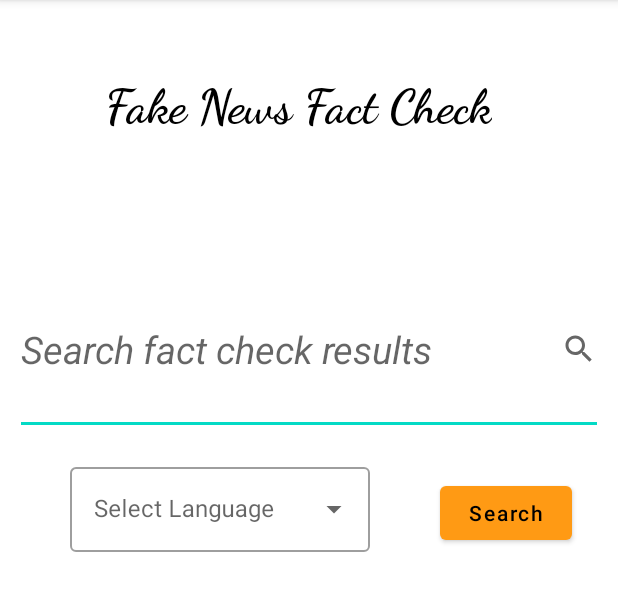
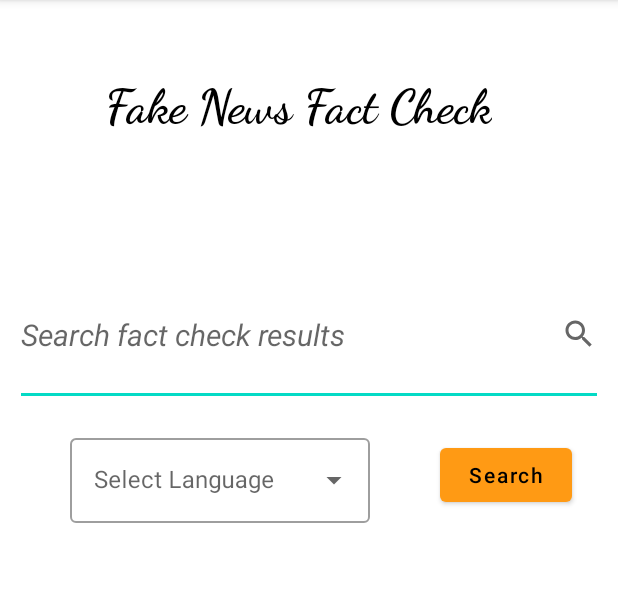
Before and after one commit to Deadman407/Fact-O-Pedia, an Android app: the screen it shows after launch (MainActivity), on a phone screen of 412 x 824 dp, the part 84-695 px from its top. Run offline under Robolectric (Android 15) with nearby library versions, the light colour scheme and no system bars.

Commit message:
Finalized Fact-O-Pedia 1.0

```diff
--- a/app/src/main/res/layout/activity_factcheck_request.xml
+++ b/app/src/main/res/layout/activity_factcheck_request.xml
@@ -49,8 +49,7 @@
                 android:layout_gravity="center_horizontal"
                 android:backgroundTint="@color/btncolor"
                 android:text="Request a FactCheck\nvia Email"
-                android:textAllCaps="false"
-                android:textStyle="italic" />
+                android:textAllCaps="false" />
 
         </LinearLayout>
     </ScrollView>
--- a/app/src/main/res/layout/activity_main.xml
+++ b/app/src/main/res/layout/activity_main.xml
@@ -42,7 +42,7 @@
         android:maxLines="5"
         android:minLines="3"
         android:scrollbars="vertical"
-        android:textSize="25sp"
+        android:textSize="20sp"
         android:textStyle="italic"
         app:layout_constraintEnd_toEndOf="parent"
         app:layout_constraintHorizontal_bias="1.0"
@@ -55,7 +55,7 @@
         android:layout_width="200dp"
         android:layout_height="wrap_content"
         android:layout_margin="16dp"
-        android:layout_marginTop="26dp"
+        android:layout_marginTop="20dp"
         android:hint="Select Language"
         app:layout_constraintEnd_toStartOf="@+id/button"
         app:layout_constraintStart_toStartOf="parent"
@@ -72,7 +72,7 @@
         android:id="@+id/button"
         android:layout_width="wrap_content"
         android:layout_height="wrap_content"
-        android:layout_marginTop="28dp"
+        android:layout_marginTop="22dp"
         android:onClick="search"
         android:text="Search"
         android:textAllCaps="false"
--- a/app/src/main/res/layout/fact_list_items.xml
+++ b/app/src/main/res/layout/fact_list_items.xml
@@ -94,9 +94,10 @@
 
         <androidx.cardview.widget.CardView
             android:id="@+id/click"
-            android:layout_width="match_parent"
+            android:layout_width="250dp"
             android:layout_height="45dp"
             android:layout_margin="8dp"
+            android:layout_gravity="center_horizontal"
             app:cardCornerRadius="50dp"
             app:cardBackgroundColor="@color/lightgrey">
 
```
